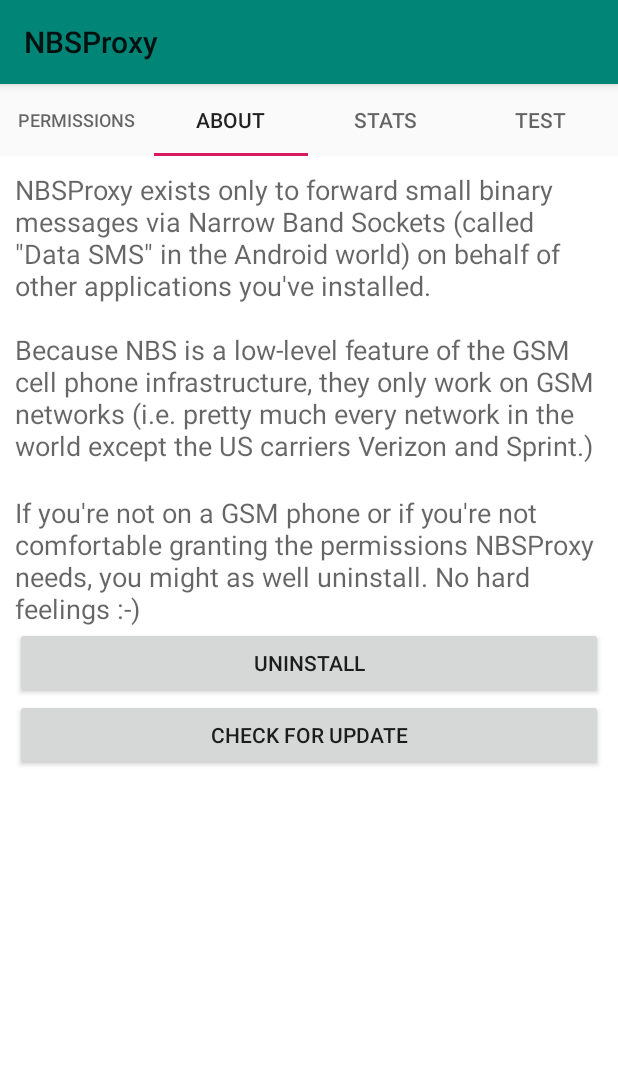
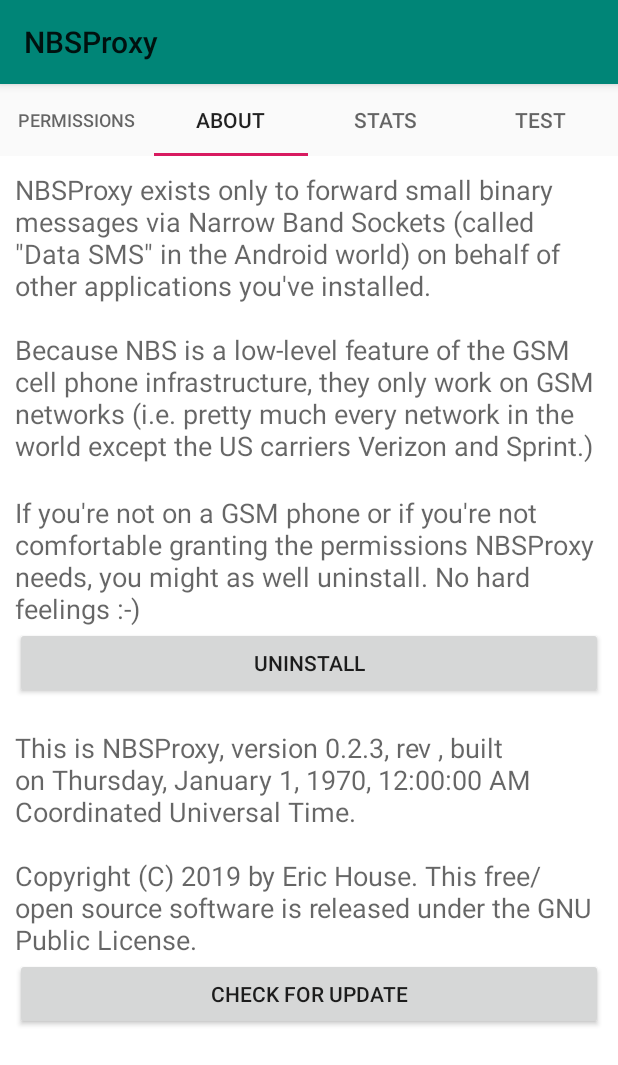
Before and after one commit to eehouse/nbsproxy, an Android app: the screen it shows after launch (MainActivity), tab 2 chosen, on a phone screen of 412 x 824 dp. Shown: the top 1065 px of the screen. Run offline under Robolectric (Android 15) with nearby library versions, the phone set to English and light mode, and no system bars; libraries missing offline, so code that uses them is left out: junit.framework; 3 statements that could not run were skipped.

Commit message:
add build and copyright info; unique apk name
Bring over code to give the .apk a name based on git rev and to include
build time and other info in About fragment.

```diff
--- a/app/src/main/java/org/eehouse/android/nbsp/ui/AboutFragment.java
+++ b/app/src/main/java/org/eehouse/android/nbsp/ui/AboutFragment.java
@@ -19,5 +19,38 @@
 
 package org.eehouse.android.nbsp.ui;
 
+import android.os.Bundle;
+import android.util.Log;
+import android.view.LayoutInflater;
+import android.view.View;
+import android.view.ViewGroup;
+import android.widget.TextView;
+
+import java.text.DateFormat;
+import java.util.Date;
+
+import org.eehouse.android.nbsp.R;
+import org.eehouse.android.nbsp.BuildConfig;
+
 public class AboutFragment extends PageFragment {
+    private static final String TAG = AboutFragment.class.getSimpleName();
+
+    @Override
+    public View onCreateView( LayoutInflater inflater,
+                              ViewGroup container,
+                              Bundle savedInstanceState )
+    {
+        View view = super.onCreateView( inflater, container, savedInstanceState );
+
+        TextView tv = (TextView)view.findViewById(R.id.version_text);
+        DateFormat df = DateFormat.getDateTimeInstance( DateFormat.FULL,
+                                                        DateFormat.FULL );
+        String dateString = df.format( new Date( BuildConfig.BUILD_STAMP_SECS * 1000 ) );
+        tv.setText( getString( R.string.version_text_fmt,
+                               BuildConfig.VERSION_NAME,
+                               BuildConfig.GIT_REV,
+                               dateString ) );
+
+        return view;
+    }
 }
--- a/app/src/main/res/layout/fragment_about.xml
+++ b/app/src/main/res/layout/fragment_about.xml
@@ -20,24 +20,32 @@
         android:textAppearance="?android:attr/textAppearanceMedium"
         />
 
-    <!-- From here down duplicated in fragment_perms -->
     <Space android:layout_height="20dp" android:layout_width="match_parent"/>
 
     <TextView android:layout_width="match_parent"
               android:layout_height="wrap_content"
               android:text="@string/delete_expl"
               android:textAppearance="?android:attr/textAppearanceMedium"
-        />
+              />
 
     <Button android:id="@+id/uninstall_button"
             android:layout_width="fill_parent"
             android:layout_height="wrap_content"
             android:text="@string/uninstall_button_label"
-        />
+            />
+
+    <Space android:layout_height="20dp" android:layout_width="match_parent"/>
+
+    <TextView android:id="@+id/version_text"
+              android:layout_width="match_parent"
+              android:layout_height="wrap_content"
+              android:textAppearance="?android:attr/textAppearanceMedium"
+              />
+
     <Button android:id="@+id/update_button"
             android:layout_width="fill_parent"
             android:layout_height="wrap_content"
             android:text="@string/update_button_label"
-        />
+            />
   </LinearLayout>
 </ScrollView>
--- a/app/src/main/res/values/strings.xml
+++ b/app/src/main/res/values/strings.xml
@@ -87,4 +87,8 @@
     <string name="stats_col_two">Past week:</string>
     <string name="stats_col_three">Lifetime:</string>
 
+    <string name="version_text_fmt">This is NBSProxy, version %1$s,
+    rev %2$s, built on %3$s.\n\nCopyright (C) 2019 by Eric House. This
+    free/open source software is released under the GNU Public
+    License.</string>
 </resources>
```
Also changed, not shown: app/build.gradle (+16 -0 lines).
